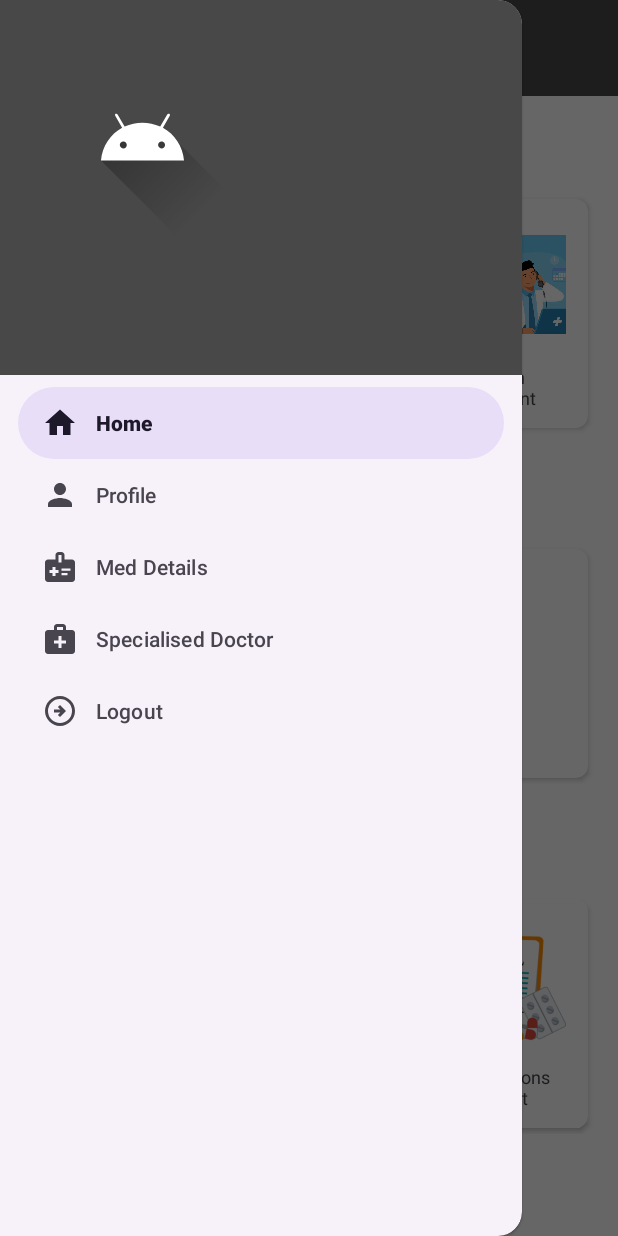
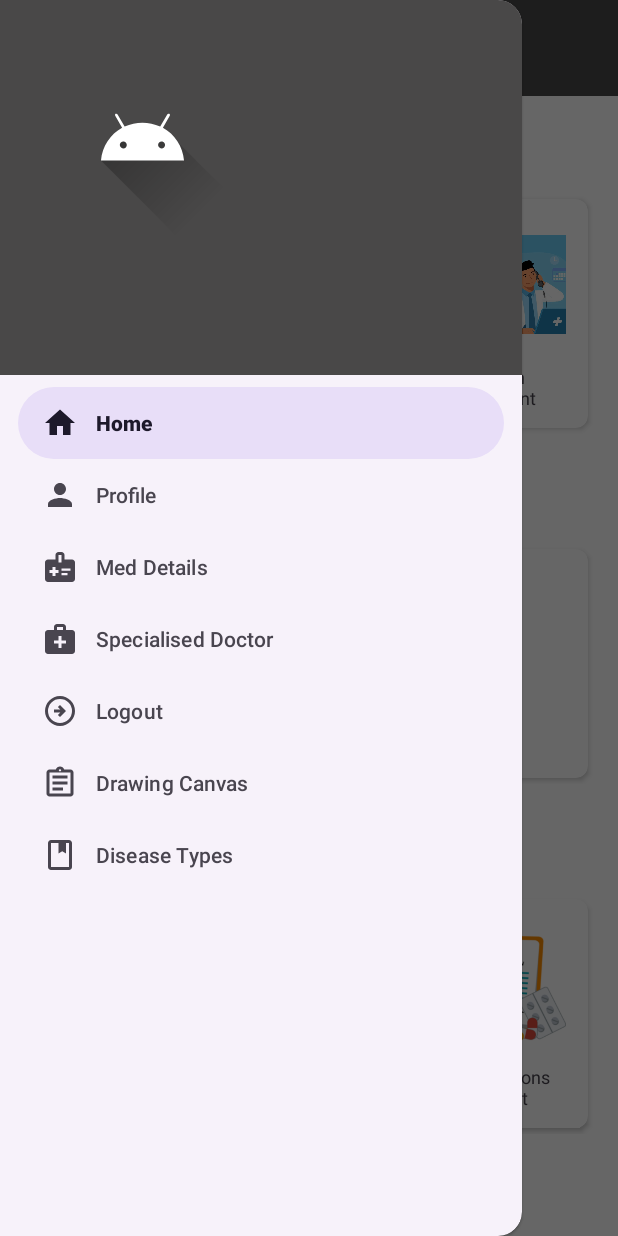
Before and after one commit to ashu-choudhary/Med_App, an Android app: the screen it shows after launch once a user with an empty profile is signed in (MainActivity), with the side drawer open, on a phone screen of 412 x 824 dp. Run offline under Robolectric (Android 15) with nearby library versions, the phone set to English and light mode, and no system bars; our stand-ins replace Firebase (no records; nobody signed in at launch, a user with empty details on screens opened directly).

Commit message:
add more button on sidebar

```diff
--- a/app/src/main/res/menu/menu_items.xml
+++ b/app/src/main/res/menu/menu_items.xml
@@ -24,5 +24,15 @@
             android:id="@+id/nav_logout"
             android:title="Logout"
             android:icon="@drawable/outline_arrow_circle_right_24"/>
+        <item
+            android:id="@+id/nav_draw"
+            android:title="Drawing Canvas"
+            android:icon="@drawable/outline_pad_24" />
+        <item
+            android:id="@+id/disease_list"
+            android:title="Disease Types"
+            android:icon="@drawable/outline_list_24" />
+
+
     </group>
 </menu>
```
Also changed, not shown: app/src/main/java/com/example/medapp/activitie/MainActivity.kt (+18 -1 lines).
